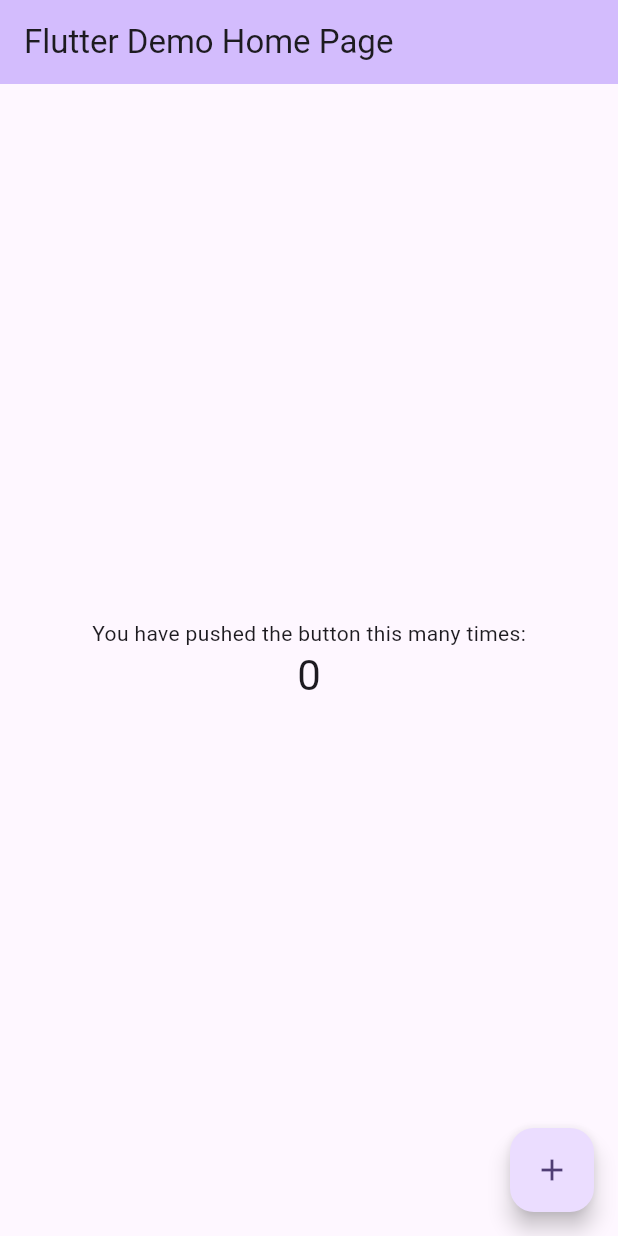
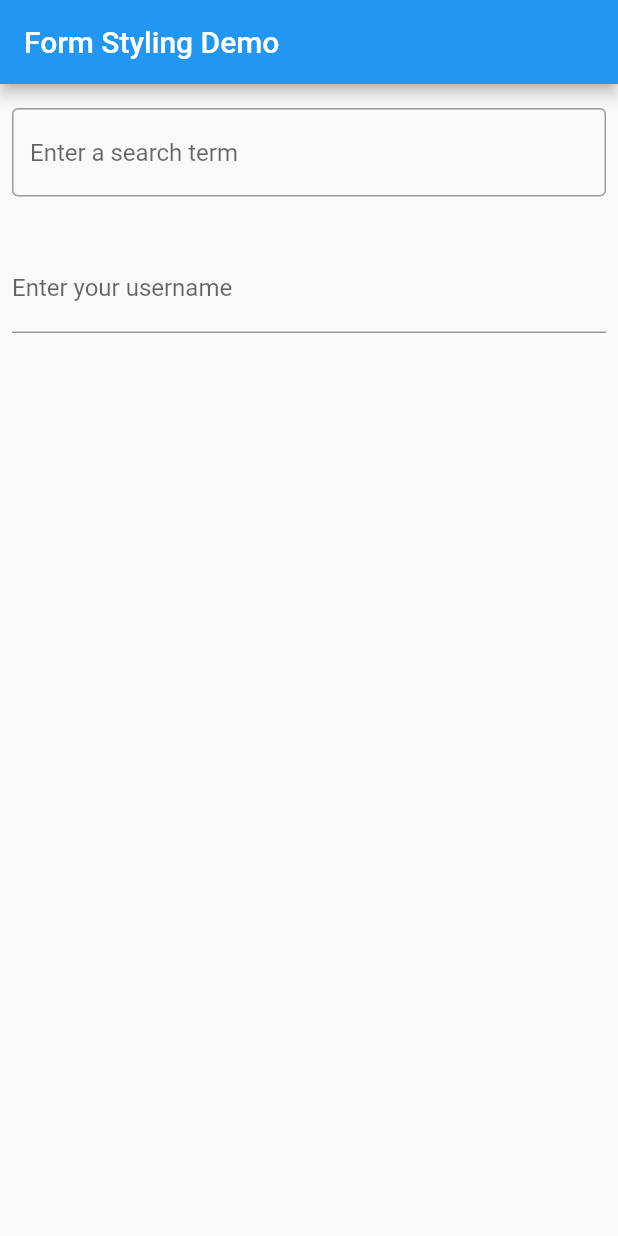
Before and after one commit to CuberQAQ/ChaoSystemClient, a Flutter app: the screen it shows after launch, on a phone screen of 412 x 824 dp. Run offline on Flutter 3.47's test engine with Material 2 defaults, Android fonts, the phone set to English and light mode, and no system bars.

Commit message:
2023年11月12日 06:38

```diff
--- a/lib/main.dart
+++ b/lib/main.dart
@@ -1,125 +1,52 @@
 import 'package:flutter/material.dart';
 
-void main() {
-  runApp(const MyApp());
-}
+void main() => runApp(const MyApp());
 
 class MyApp extends StatelessWidget {
   const MyApp({super.key});
 
-  // This widget is the root of your application.
   @override
   Widget build(BuildContext context) {
+    const appTitle = 'Form Styling Demo';
     return MaterialApp(
-      title: 'Flutter Demo',
-      theme: ThemeData(
-        // This is the theme of your application.
-        //
-        // TRY THIS: Try running your application with "flutter run". You'll see
-        // the application has a blue toolbar. Then, without quitting the app,
-        // try changing the seedColor in the colorScheme below to Colors.green
-        // and then invoke "hot reload" (save your changes or press the "hot
-        // reload" button in a Flutter-supported IDE, or press "r" if you used
-        // the command line to start the app).
-        //
-        // Notice that the counter didn't reset back to zero; the application
-        // state is not lost during the reload. To reset the state, use hot
-        // restart instead.
-        //
-        // This works for code too, not just values: Most code changes can be
-        // tested with just a hot reload.
-        colorScheme: ColorScheme.fromSeed(seedColor: Colors.deepPurple),
-        useMaterial3: true,
+      title: appTitle,
+      home: Scaffold(
+        appBar: AppBar(
+          title: const Text(appTitle),
+        ),
+        body: const MyCustomForm(),
       ),
-      home: const MyHomePage(title: 'Flutter Demo Home Page'),
     );
   }
 }
 
-class MyHomePage extends StatefulWidget {
-  const MyHomePage({super.key, required this.title});
-
-  // This widget is the home page of your application. It is stateful, meaning
-  // that it has a State object (defined below) that contains fields that affect
-  // how it looks.
-
-  // This class is the configuration for the state. It holds the values (in this
-  // case the title) provided by the parent (in this case the App widget) and
-  // used by the build method of the State. Fields in a Widget subclass are
-  // always marked "final".
-
-  final String title;
-
-  @override
-  State<MyHomePage> createState() => _MyHomePageState();
-}
-
-class _MyHomePageState extends State<MyHomePage> {
-  int _counter = 0;
-
-  void _incrementCounter() {
-    setState(() {
-      // This call to setState tells the Flutter framework that something has
-      // changed in this State, which causes it to rerun the build method below
-      // so that the display can reflect the updated values. If we changed
-      // _counter without calling setState(), then the build method would not be
-      // called again, and so nothing would appear to happen.
-      _counter++;
-    });
-  }
+class MyCustomForm extends StatelessWidget {
+  const MyCustomForm({super.key});
 
   @override
   Widget build(BuildContext context) {
-    // This method is rerun every time setState is called, for instance as done
-    // by the _incrementCounter method above.
-    //
-    // The Flutter framework has been optimized to make rerunning build methods
-    // fast, so that you can just rebuild anything that needs updating rather
-    // than having to individually change instances of widgets.
-    return Scaffold(
-      appBar: AppBar(
-        // TRY THIS: Try changing the color here to a specific color (to
-        // Colors.amber, perhaps?) and trigger a hot reload to see the AppBar
-        // change color while the other colors stay the same.
-        backgroundColor: Theme.of(context).colorScheme.inversePrimary,
-        // Here we take the value from the MyHomePage object that was created by
-        // the App.build method, and use it to set our appbar title.
-        title: Text(widget.title),
-      ),
-      body: Center(
-        // Center is a layout widget. It takes a single child and positions it
-        // in the middle of the parent.
-        child: Column(
-          // Column is also a layout widget. It takes a list of children and
-          // arranges them vertically. By default, it sizes itself to fit its
-          // children horizontally, and tries to be as tall as its parent.
-          //
-          // Column has various properties to control how it sizes itself and
-          // how it positions its children. Here we use mainAxisAlignment to
-          // center the children vertically; the main axis here is the vertical
-          // axis because Columns are vertical (the cross axis would be
-          // horizontal).
-          //
-          // TRY THIS: Invoke "debug painting" (choose the "Toggle Debug Paint"
-          // action in the IDE, or press "p" in the console), to see the
-          // wireframe for each widget.
-          mainAxisAlignment: MainAxisAlignment.center,
-          children: <Widget>[
-            const Text(
-              'You have pushed the button this many times:',
+    return Column(
+      crossAxisAlignment: CrossAxisAlignment.start,
+      children: <Widget>[
+        const Padding(
+          padding: EdgeInsets.symmetric(horizontal: 8, vertical: 16),
+          child: TextField(
+            decoration: InputDecoration(
+              border: OutlineInputBorder(),
+              hintText: 'Enter a search term',
             ),
-            Text(
-              '$_counter',
-              style: Theme.of(context).textTheme.headlineMedium,
+          ),
+        ),
+        Padding(
+          padding: const EdgeInsets.symmetric(horizontal: 8, vertical: 16),
+          child: TextFormField(
+            decoration: const InputDecoration(
+              border: UnderlineInputBorder(),
+              labelText: 'Enter your username',
             ),
-          ],
+          ),
         ),
-      ),
-      floatingActionButton: FloatingActionButton(
-        onPressed: _incrementCounter,
-        tooltip: 'Increment',
-        child: const Icon(Icons.add),
-      ), // This trailing comma makes auto-formatting nicer for build methods.
+      ],
     );
   }
 }
```
